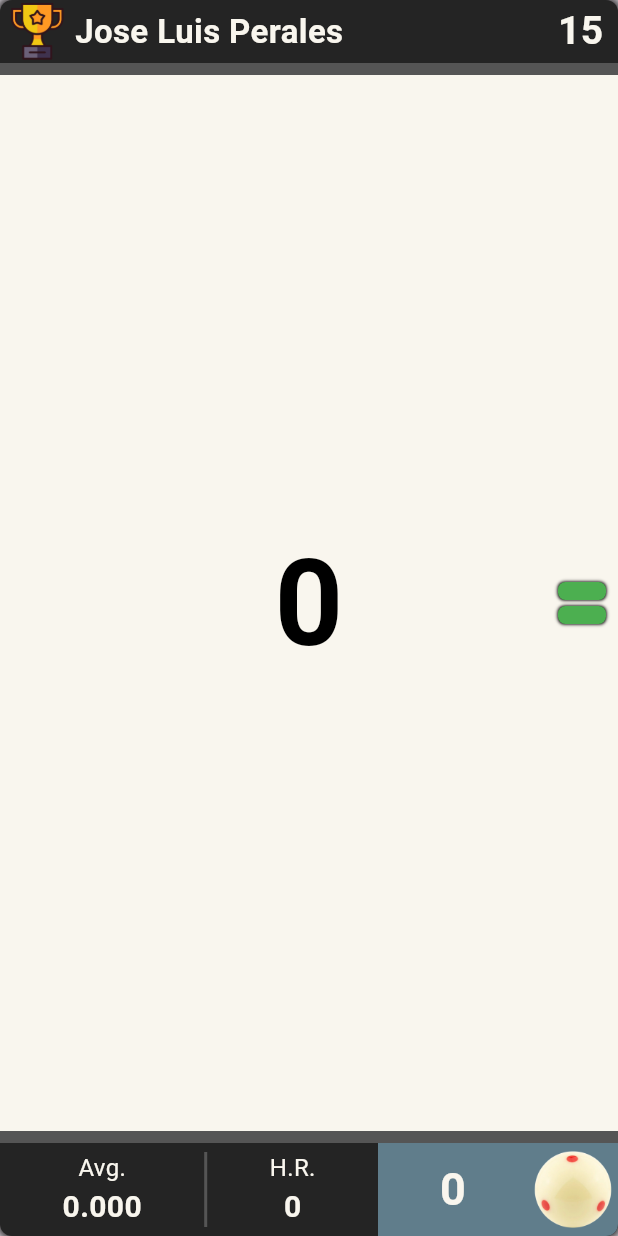
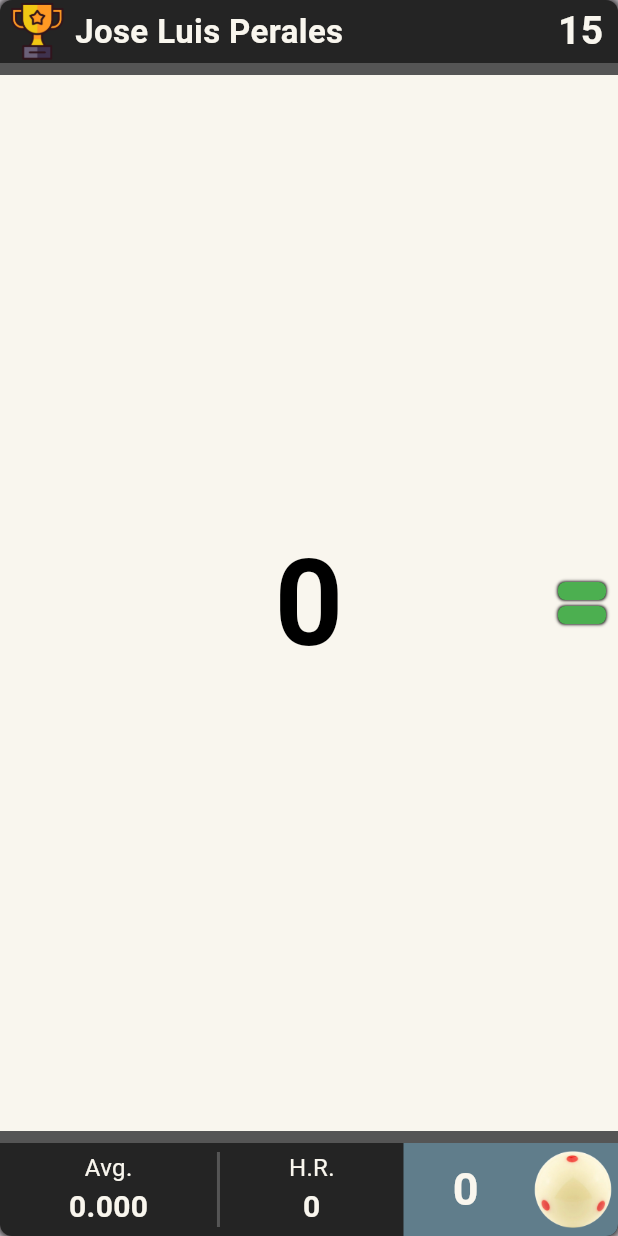
Before and after one commit to MiMejorBillar/sbn, a Flutter app: the Scorecard widget shown alone on an empty page, opened directly, on a phone screen of 412 x 824 dp. Run offline on Flutter 3.47's test engine with Material 3 defaults, Android fonts, the phone set to English and light mode, and no system bars; our stand-ins replace flutter_riverpod.

Commit message:
Resolved overflow issue

```diff
--- a/lib/sb_elements/elements.dart
+++ b/lib/sb_elements/elements.dart
@@ -338,7 +338,7 @@ class ScorecardState extends ConsumerState<Scorecard> {
                         ),
                       )),
                       Container(
-                        width: 160,
+                        width: 143,
                         decoration: BoxDecoration(
                             color: Colors.blueGrey,
                             borderRadius: BorderRadius.only(
@@ -372,7 +372,7 @@ class ScorecardState extends ConsumerState<Scorecard> {
                                     child: Container(
                                       color: Colors.transparent,
                                       alignment: Alignment.center,
-                                      width: 100,
+                                      width: 83,
                                       child: Text(
                                         '$pendingPoints',
                                         style: TextStyle(
@@ -400,7 +400,7 @@ class ScorecardState extends ConsumerState<Scorecard> {
                                       },
                                       child: Image.asset(
                                         ballIcon,
-                                        width: 60,
+                                        width:60,
                                       ))
                                 ],
                               )
```
Also changed, not shown: lib/screens/screen_game.dart (+7 -4 lines).
